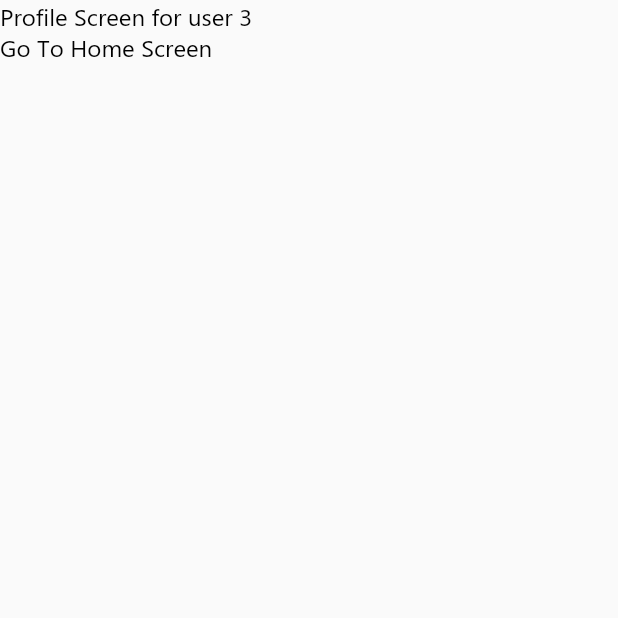
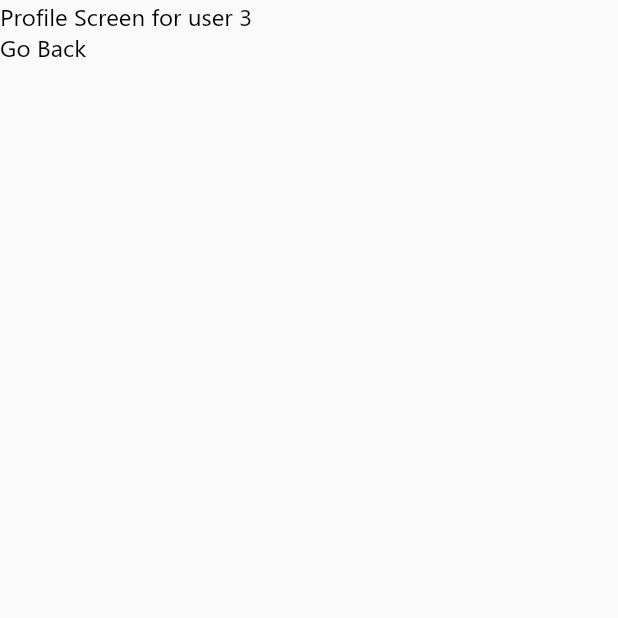
Before and after one commit to mychidarko/flutterjs, a Flutter app: the Home screen opened by its route, after a tap on "Go To Profile Screen", on a phone screen of 412 x 824 dp, the top half of it. Run offline on Flutter 3.47's test engine with Material 2 defaults, Android fonts, the phone set to English and light mode, and no system bars.

Commit message:
:sparkles: Added remaining screens

```diff
--- a/lib/router/routes.dart
+++ b/lib/router/routes.dart
@@ -1,8 +1,12 @@
 // import screens
 import '../screens/error/error.dart';
 import '../screens/login/login.dart';
+import '../screens/register/register.dart';
 import '../screens/home/home.dart';
 import '../screens/movie/movie.dart';
+import '../screens/movies/movies.dart';
+import '../screens/show/show.dart';
+import '../screens/shows/shows.dart';
 import '../screens/bookmarks/bookmarks.dart';
 import '../screens/profile/profile.dart';
 
@@ -12,7 +16,11 @@ const HomeRoute = '/';
 const ProfileRoute = '/profile';
 const BookmarksRoute = '/bookmarks';
 const MovieRoute = '/movie';
+const MoviesRoute = '/movies';
+const ShowRoute = '/show';
+const ShowsRoute = '/shows';
 const LoginRoute = '/auth/login';
+const RegisterRoute = '/auth/register';
 
 // Add all your app routes here, the router has already been configured for you
 // Params are variables passed into the route from another screen
@@ -28,12 +36,28 @@ List<Map<String, dynamic>> screens(params) {
       'screen': Login(),
     },
     {
+      'name': RegisterRoute,
+      'screen': Register(),
+    },
+    {
       'name': BookmarksRoute,
       'screen': Bookmarks(),
     },
     {
       'name': MovieRoute,
       'screen': Movie(),
+    },
+    {
+      'name': MoviesRoute,
+      'screen': Movies(),
+    },
+    {
+      'name': ShowRoute,
+      'screen': Show(),
+    },
+    {
+      'name': ShowsRoute,
+      'screen': Shows(),
     },
     {
       'name': ProfileRoute,
--- a/lib/screens/profile/profile.dart
+++ b/lib/screens/profile/profile.dart
@@ -1,11 +1,10 @@
 import 'package:flutter/material.dart';
 import 'package:flutterjs/router/router.dart';
-import 'package:flutterjs/router/routes.dart';
 
 class Profile extends StatelessWidget {
-  final int id;
+  final int _id;
 
-  Profile(this.id);
+  Profile(this._id);
 
   @override
   Widget build(BuildContext context) {
@@ -13,10 +12,10 @@ class Profile extends StatelessWidget {
       body: Center(
         child: ListView(
           children: [
-            Text('Profile Screen for user $id'),
+            Text('Profile Screen for user $_id'),
             GestureDetector(
-              child: Text('Go To Home Screen'),
-              onTap: () => routeTo(context, HomeRoute),
+              child: Text('Go Back'),
+              onTap: () => routeBack(context),
             )
           ],
         ),
```
Also changed, not shown: lib/screens/movies/movies.dart (added, +10 -0 lines), lib/screens/register/register.dart (added, +10 -0 lines), lib/screens/show/show.dart (added, +10 -0 lines), lib/screens/shows/shows.dart (added, +10 -0 lines).
